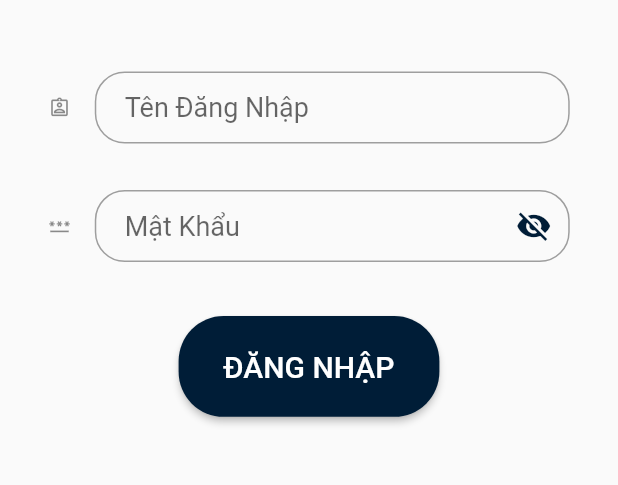
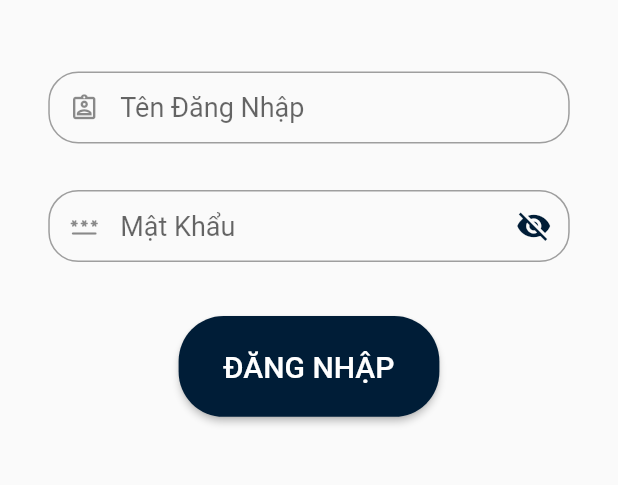
Before and after one commit to NguyenNhi00/mold-machine-CHA, a Flutter app: the screen it shows after launch, after a tap on "ĐĂNG NHẬP", on a phone screen of 412 x 824 dp, the part 461-946 px from its top. Run offline on Flutter 3.47's test engine with Material 2 defaults, Android fonts, the phone set to English and light mode, and no system bars; our stand-ins replace bloc, equatable, flutter_bloc, get_it, shared_preferences; missing offline and left inert: signalr_core; network calls fail.

```diff
--- a/lib/presentation/blocs/bloc/machine_details_bloc.dart
+++ b/lib/presentation/blocs/bloc/machine_details_bloc.dart
@@ -80,7 +80,7 @@ class MachineDetailsBloc extends Bloc<MachineEvent, MachineDetailsState> {
           .withUrl(Constants.signalRUrl)
           .withAutomaticReconnect()
           .build();
-      // hubConnection.keepAliveIntervalInMilliseconds = 15000;
+       hubConnection.keepAliveIntervalInMilliseconds = 15000;
       hubConnection.serverTimeoutInMilliseconds = 100000;
       hubConnection.onclose((error) => print("Connection Closed"));
       await hubConnection.start();
--- a/lib/presentation/router/app_router.dart
+++ b/lib/presentation/router/app_router.dart
@@ -46,7 +46,7 @@ class AppRouter {
                       connected: false,
                       deviceQueryResults: [],
                       eonNodeId: ''))),
-            child: DeviceQueryResultView(nodeQueryResultModel),
+            child: DeviceQueryResultView(),
           ),
         );
       case '/MachineDetailsScreen':
--- a/lib/presentation/views/login_screen.dart
+++ b/lib/presentation/views/login_screen.dart
@@ -1,15 +1,13 @@
-import 'package:flutter/cupertino.dart';
+
 import 'package:flutter/material.dart';
 import 'package:flutter_bloc/flutter_bloc.dart';
 import 'package:injection_molding_machine_application/presentation/blocs/bloc/login_bloc.dart';
-import 'package:injection_molding_machine_application/presentation/blocs/bloc/machine_details_bloc.dart';
 import 'package:injection_molding_machine_application/presentation/blocs/event/login_event.dart';
-import 'package:injection_molding_machine_application/presentation/blocs/event/machine_details_event.dart';
 import 'package:injection_molding_machine_application/presentation/blocs/state/login_state.dart';
 import 'package:injection_molding_machine_application/presentation/widgets/constant.dart';
 import 'package:injection_molding_machine_application/presentation/widgets/password_preferences.dart';
 import 'package:injection_molding_machine_application/presentation/widgets/username_preferences.dart';
-import 'package:shared_preferences/shared_preferences.dart';
+
 
 class LoginScreen extends StatefulWidget {
   const LoginScreen({Key? key}) : super(key: key);
@@ -117,8 +115,14 @@ class _LoginScreenState extends State<LoginScreen> {
                       TextField(
                         controller: userController,
                         decoration: InputDecoration(
-
-                          icon: Icon(Icons.assignment_ind_outlined,size: 15,),
+                        prefixIcon: const Padding(
+                            padding:
+                                EdgeInsets.only(), // add padding to adjust icon
+                            child: Icon(
+                              Icons.assignment_ind_outlined,
+                              size: 20,
+                            ),
+                          ),
                           hintText: 'Tên Đăng Nhập',
                           hintStyle: const TextStyle(fontSize: 18),
                           errorText: _userErr
@@ -152,7 +156,14 @@ class _LoginScreenState extends State<LoginScreen> {
                           obscureText: _isShow,
                           controller: passController,
                           decoration: InputDecoration(
-                            icon: const Icon(Icons.password,size: 15,),
+                            prefixIcon: const Padding(
+                              padding: EdgeInsets
+                                  .only(), // add padding to adjust icon
+                              child: Icon(
+                                Icons.password_rounded,
+                                size: 20,
+                              ),
+                            ),
                             hintText: 'Mật Khẩu',
                             hintStyle: const TextStyle(fontSize: 18),
                             errorText: _userErr
--- a/lib/presentation/views/machine_details_screen.dart
+++ b/lib/presentation/views/machine_details_screen.dart
@@ -160,8 +160,6 @@ class _MachineDetailsScreenState extends State<MachineDetailsScreen> {
               //   if()
               // }
               print('information: $product');
-            } else if (state is GetDataSignalRState) {
-              nodeQueryResultModel = state.nodeQueryResultModel;
             }
           },
           builder: (context, MachineDetailsState) {
--- a/pubspec.yaml
+++ b/pubspec.yaml
@@ -3,7 +3,7 @@ description: A new Flutter project.
 
 # The following line prevents the package from being accidentally published to
 # pub.dev using `flutter pub publish`. This is preferred for private packages.
-publish_to: 'none' # Remove this line if you wish to publish to pub.dev
+publish_to: "none" # Remove this line if you wish to publish to pub.dev
 
 # The following defines the version and build number for your application.
 # A version number is three numbers separated by dots, like 1.2.43
@@ -54,7 +54,6 @@ flutter_icons:
   equatable: ^2.0.3
   intl: ^0.17.0
 
-
 dev_dependencies:
   flutter_test:
     sdk: flutter
@@ -71,7 +70,6 @@ dev_dependencies:
 
 # The following section is specific to Flutter.
 flutter:
-
   # The following line ensures that the Material Icons font is
   # included with your application, so that you can use the icons in
   # the material Icons class.
```
Also changed, not shown: lib/presentation/blocs/bloc/machine_management_bloc.dart (+1 -68 lines), lib/presentation/blocs/state/machines_management_event.dart (+1 -7 lines), lib/presentation/views/device_query_result_screen.dart (+3 -5 lines), pubspec.lock.
